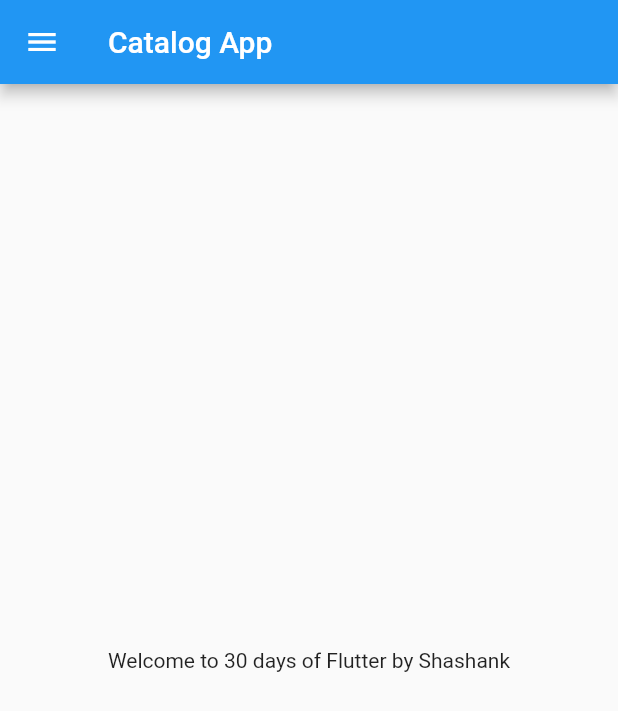
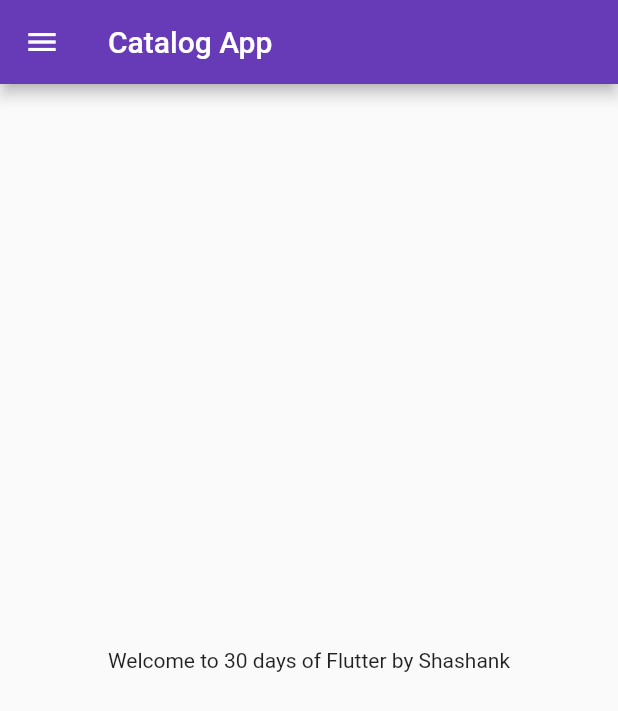
Before and after one commit to shashankreddy999/30DaysofFlutter, a Flutter app: the screen it shows after launch, on a phone screen of 412 x 824 dp. Shown: the top 711 px of the screen. Run offline on Flutter 3.47's test engine with Material 2 defaults, Android fonts, the light colour scheme and no system bars.

Commit message:
day3 commit

```diff
--- a/lib/main.dart
+++ b/lib/main.dart
@@ -1,5 +1,6 @@
 import 'package:flutter/material.dart';
-import 'package:test_app/home_page.dart';
+import 'package:test_app/pages/home_page.dart';
+import 'package:test_app/pages/login_page.dart';
 
 void main() {
   runApp(const MyApp());
@@ -10,6 +11,19 @@
 
   @override
   Widget build(BuildContext context) {
-    return MaterialApp(home: HomePage());
+    return MaterialApp(
+      // home: HomePage(),
+      themeMode: ThemeMode.light,
+      theme: ThemeData(primarySwatch: Colors.deepPurple),
+      darkTheme: ThemeData(
+        brightness: Brightness.dark,
+      ),
+      initialRoute: "/home",
+      routes: {
+        "/": (context) => LoginPage(),
+        "/home": (context) => HomePage(),
+        "/login": (context) => LoginPage()
+      },
+    );
   }
 }
```
Also changed, not shown: lib/pages/login_page.dart (added, +18 -0 lines), lib/pages/home_page.dart (renamed from lib/home_page.dart).
